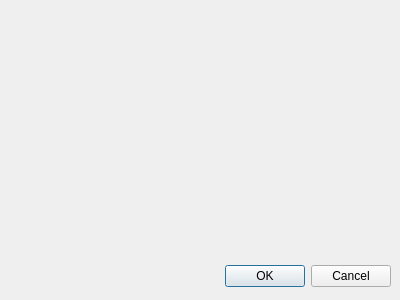
Old version of the form weatherProj_vol1/plots.ui in the repository quaelibet/weatherProj_vol1.
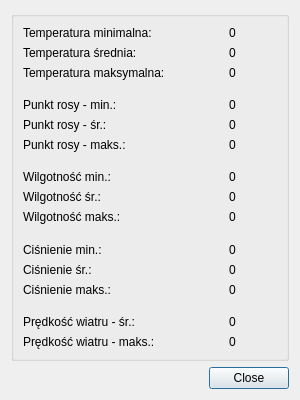
New version of the form.

Patch:
```diff
--- a/weatherProj_vol1/plots.ui
+++ b/weatherProj_vol1/plots.ui
@@ -6,8 +6,8 @@
    <rect>
     <x>0</x>
     <y>0</y>
-    <width>400</width>
-    <height>300</height>
+    <width>300</width>
+    <height>400</height>
    </rect>
   </property>
   <property name="sizePolicy">
@@ -16,25 +16,465 @@
     <verstretch>0</verstretch>
    </sizepolicy>
   </property>
+  <property name="minimumSize">
+   <size>
+    <width>300</width>
+    <height>400</height>
+   </size>
+  </property>
+  <property name="maximumSize">
+   <size>
+    <width>300</width>
+    <height>400</height>
+   </size>
+  </property>
   <property name="windowTitle">
    <string>Dialog</string>
   </property>
-  <widget class="QDialogButtonBox" name="buttonBox">
-   <property name="geometry">
-    <rect>
-     <x>50</x>
-     <y>260</y>
-     <width>341</width>
-     <height>32</height>
-    </rect>
-   </property>
-   <property name="orientation">
-    <enum>Qt::Horizontal</enum>
-   </property>
-   <property name="standardButtons">
-    <set>QDialogButtonBox::Cancel|QDialogButtonBox::Ok</set>
-   </property>
-  </widget>
+  <layout class="QGridLayout" name="gridLayout">
+   <item row="2" column="0">
+    <widget class="QDialogButtonBox" name="buttonBox">
+     <property name="orientation">
+      <enum>Qt::Horizontal</enum>
+     </property>
+     <property name="standardButtons">
+      <set>QDialogButtonBox::Close</set>
+     </property>
+    </widget>
+   </item>
+   <item row="1" column="0">
+    <widget class="QGroupBox" name="groupBox">
+     <property name="title">
+      <string/>
+     </property>
+     <layout class="QVBoxLayout" name="verticalLayout">
+      <item>
+       <layout class="QFormLayout" name="formLayout">
+        <property name="fieldGrowthPolicy">
+         <enum>QFormLayout::ExpandingFieldsGrow</enum>
+        </property>
+        <item row="0" column="0">
+         <widget class="QLabel" name="label">
+          <property name="minimumSize">
+           <size>
+            <width>200</width>
+            <height>0</height>
+           </size>
+          </property>
+          <property name="maximumSize">
+           <size>
+            <width>200</width>
+            <height>16777215</height>
+           </size>
+          </property>
+          <property name="text">
+           <string>Temperatura minimalna: </string>
+          </property>
+         </widget>
+        </item>
+        <item row="0" column="1">
+         <widget class="QLabel" name="minTemp">
+          <property name="text">
+           <string>0</string>
+          </property>
+         </widget>
+        </item>
+        <item row="1" column="0">
+         <widget class="QLabel" name="label_2">
+          <property name="minimumSize">
+           <size>
+            <width>200</width>
+            <height>0</height>
+           </size>
+          </property>
+          <property name="maximumSize">
+           <size>
+            <width>200</width>
+            <height>16777215</height>
+           </size>
+          </property>
+          <property name="text">
+           <string>Temperatura średnia:</string>
+          </property>
+         </widget>
+        </item>
+        <item row="1" column="1">
+         <widget class="QLabel" name="avgTemp">
+          <property name="text">
+           <string>0</string>
+          </property>
+         </widget>
+        </item>
+        <item row="2" column="0">
+         <widget class="QLabel" name="label_3">
+          <property name="minimumSize">
+           <size>
+            <width>200</width>
+            <height>0</height>
+           </size>
+          </property>
+          <property name="maximumSize">
+           <size>
+            <width>200</width>
+            <height>16777215</height>
+           </size>
+          </property>
+          <property name="text">
+           <string>Temperatura maksymalna:</string>
+          </property>
+         </widget>
+        </item>
+        <item row="2" column="1">
+         <widget class="QLabel" name="maxTemp">
+          <property name="text">
+           <string>0</string>
+          </property>
+         </widget>
+        </item>
+        <item row="4" column="0">
+         <widget class="QLabel" name="label_4">
+          <property name="minimumSize">
+           <size>
+            <width>200</width>
+            <height>0</height>
+           </size>
+          </property>
+          <property name="maximumSize">
+           <size>
+            <width>200</width>
+            <height>16777215</height>
+           </size>
+          </property>
+          <property name="text">
+           <string>Punkt rosy - min.:</string>
+          </property>
+         </widget>
+        </item>
+        <item row="4" column="1">
+         <widget class="QLabel" name="minDew">
+          <property name="text">
+           <string>0</string>
+          </property>
+         </widget>
+        </item>
+        <item row="5" column="0">
+         <widget class="QLabel" name="label_6">
+          <property name="minimumSize">
+           <size>
+            <width>200</width>
+            <height>0</height>
+           </size>
+          </property>
+          <property name="maximumSize">
+           <size>
+            <width>200</width>
+            <height>16777215</height>
+           </size>
+          </property>
+          <property name="text">
+           <string>Punkt rosy - śr.:</string>
+          </property>
+         </widget>
+        </item>
+        <item row="5" column="1">
+         <widget class="QLabel" name="avgDew">
+          <property name="text">
+           <string>0</string>
+          </property>
+         </widget>
+        </item>
+        <item row="6" column="0">
+         <widget class="QLabel" name="label_8">
+          <property name="minimumSize">
+           <size>
+            <width>200</width>
+            <height>0</height>
+           </size>
+          </property>
+          <property name="maximumSize">
+           <size>
+            <width>200</width>
+            <height>16777215</height>
+           </size>
+          </property>
+          <property name="text">
+           <string>Punkt rosy - maks.:</string>
+          </property>
+         </widget>
+        </item>
+        <item row="6" column="1">
+         <widget class="QLabel" name="maxDew">
+          <property name="text">
+           <string>0</string>
+          </property>
+         </widget>
+        </item>
+        <item row="8" column="0">
+         <widget class="QLabel" name="label_5">
+          <property name="minimumSize">
+           <size>
+            <width>200</width>
+            <height>0</height>
+           </size>
+          </property>
+          <property name="maximumSize">
+           <size>
+            <width>200</width>
+            <height>16777215</height>
+           </size>
+          </property>
+          <property name="text">
+           <string>Wilgotność min.:</string>
+          </property>
+         </widget>
+        </item>
+        <item row="8" column="1">
+         <widget class="QLabel" name="minHumidity">
+          <property name="text">
+           <string>0</string>
+          </property>
+         </widget>
+        </item>
+        <item row="9" column="0">
+         <widget class="QLabel" name="label_7">
+          <property name="minimumSize">
+           <size>
+            <width>200</width>
+            <height>0</height>
+           </size>
+          </property>
+          <property name="maximumSize">
+           <size>
+            <width>200</width>
+            <height>16777215</height>
+           </size>
+          </property>
+          <property name="text">
+           <string>Wilgotność śr.:</string>
+          </property>
+         </widget>
+        </item>
+        <item row="9" column="1">
+         <widget class="QLabel" name="avgHumidity">
+          <property name="text">
+           <string>0</string>
+          </property>
+         </widget>
+        </item>
+        <item row="10" column="0">
+         <widget class="QLabel" name="label_10">
+          <property name="minimumSize">
+           <size>
+            <width>200</width>
+            <height>0</height>
+           </size>
+          </property>
+          <property name="maximumSize">
+           <size>
+            <width>200</width>
+            <height>16777215</height>
+           </size>
+          </property>
+          <property name="text">
+           <string>Wilgotność maks.:</string>
+          </property>
+         </widget>
+        </item>
+        <item row="10" column="1">
+         <widget class="QLabel" name="maxHumidity">
+          <property name="text">
+           <string>0</string>
+          </property>
+         </widget>
+        </item>
+        <item row="12" column="0">
+         <widget class="QLabel" name="label_9">
+          <property name="minimumSize">
+           <size>
+            <width>200</width>
+            <height>0</height>
+           </size>
+          </property>
+          <property name="maximumSize">
+           <size>
+            <width>200</width>
+            <height>16777215</height>
+           </size>
+          </property>
+          <property name="text">
+           <string>Ciśnienie min.:</string>
+          </property>
+         </widget>
+        </item>
+        <item row="12" column="1">
+         <widget class="QLabel" name="minPressure">
+          <property name="text">
+           <string>0</string>
+          </property>
+         </widget>
+        </item>
+        <item row="13" column="0">
+         <widget class="QLabel" name="label_12">
+          <property name="minimumSize">
+           <size>
+            <width>200</width>
+            <height>0</height>
+           </size>
+          </property>
+          <property name="maximumSize">
+           <size>
+            <width>200</width>
+            <height>16777215</height>
+           </size>
+          </property>
+          <property name="text">
+           <string>Ciśnienie śr.:</string>
+          </property>
+         </widget>
+        </item>
+        <item row="13" column="1">
+         <widget class="QLabel" name="avgPressure">
+          <property name="text">
+           <string>0</string>
+          </property>
+         </widget>
+        </item>
+        <item row="14" column="0">
+         <widget class="QLabel" name="label_14">
+          <property name="minimumSize">
+           <size>
+            <width>200</width>
+            <height>0</height>
+           </size>
+          </property>
+          <property name="maximumSize">
+           <size>
+            <width>200</width>
+            <height>16777215</height>
+           </size>
+          </property>
+          <property name="text">
+           <string>Ciśnienie maks.:</string>
+          </property>
+         </widget>
+        </item>
+        <item row="14" column="1">
+         <widget class="QLabel" name="maxPressure">
+          <property name="text">
+           <string>0</string>
+          </property>
+         </widget>
+        </item>
+        <item row="16" column="0">
+         <widget class="QLabel" name="label_11">
+          <property name="minimumSize">
+           <size>
+            <width>200</width>
+            <height>0</height>
+           </size>
+          </property>
+          <property name="maximumSize">
+           <size>
+            <width>200</width>
+            <height>16777215</height>
+           </size>
+          </property>
+          <property name="text">
+           <string>Prędkość wiatru - śr.:</string>
+          </property>
+         </widget>
+        </item>
+        <item row="16" column="1">
+         <widget class="QLabel" name="avgWind">
+          <property name="text">
+           <string>0</string>
+          </property>
+         </widget>
+        </item>
+        <item row="17" column="0">
+         <widget class="QLabel" name="label_15">
+          <property name="minimumSize">
+           <size>
+            <width>200</width>
+            <height>0</height>
+           </size>
+          </property>
+          <property name="maximumSize">
+           <size>
+            <width>200</width>
+            <height>16777215</height>
+           </size>
+          </property>
+          <property name="text">
+           <string>Prędkość wiatru - maks.:</string>
+          </property>
+         </widget>
+        </item>
+        <item row="17" column="1">
+         <widget class="QLabel" name="maxWind">
+          <property name="text">
+           <string>0</string>
+          </property>
+         </widget>
+        </item>
+        <item row="3" column="0">
+         <spacer name="verticalSpacer">
+          <property name="orientation">
+           <enum>Qt::Vertical</enum>
+          </property>
+          <property name="sizeHint" stdset="0">
+           <size>
+            <width>20</width>
+            <height>40</height>
+           </size>
+          </property>
+         </spacer>
+        </item>
+        <item row="7" column="0">
+         <spacer name="verticalSpacer_2">
+          <property name="orientation">
+           <enum>Qt::Vertical</enum>
+          </property>
+          <property name="sizeHint" stdset="0">
+           <size>
+            <width>20</width>
+            <height>40</height>
+           </size>
+          </property>
+         </spacer>
+        </item>
+        <item row="11" column="0">
+         <spacer name="verticalSpacer_3">
+          <property name="orientation">
+           <enum>Qt::Vertical</enum>
+          </property>
+          <property name="sizeHint" stdset="0">
+           <size>
+            <width>20</width>
+            <height>40</height>
+           </size>
+          </property>
+         </spacer>
+        </item>
+        <item row="15" column="0">
+         <spacer name="verticalSpacer_4">
+          <property name="orientation">
+           <enum>Qt::Vertical</enum>
+          </property>
+          <property name="sizeHint" stdset="0">
+           <size>
+            <width>20</width>
+            <height>40</height>
+           </size>
+          </property>
+         </spacer>
+        </item>
+       </layout>
+      </item>
+     </layout>
+    </widget>
+   </item>
+  </layout>
  </widget>
  <resources/>
  <connections>
```
